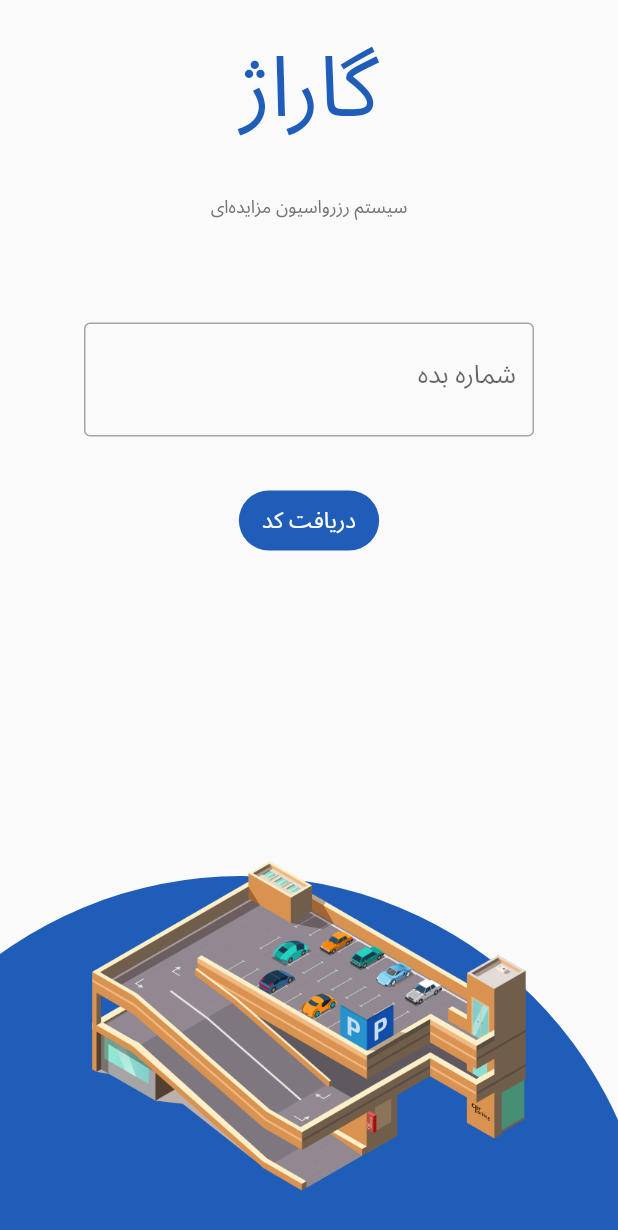
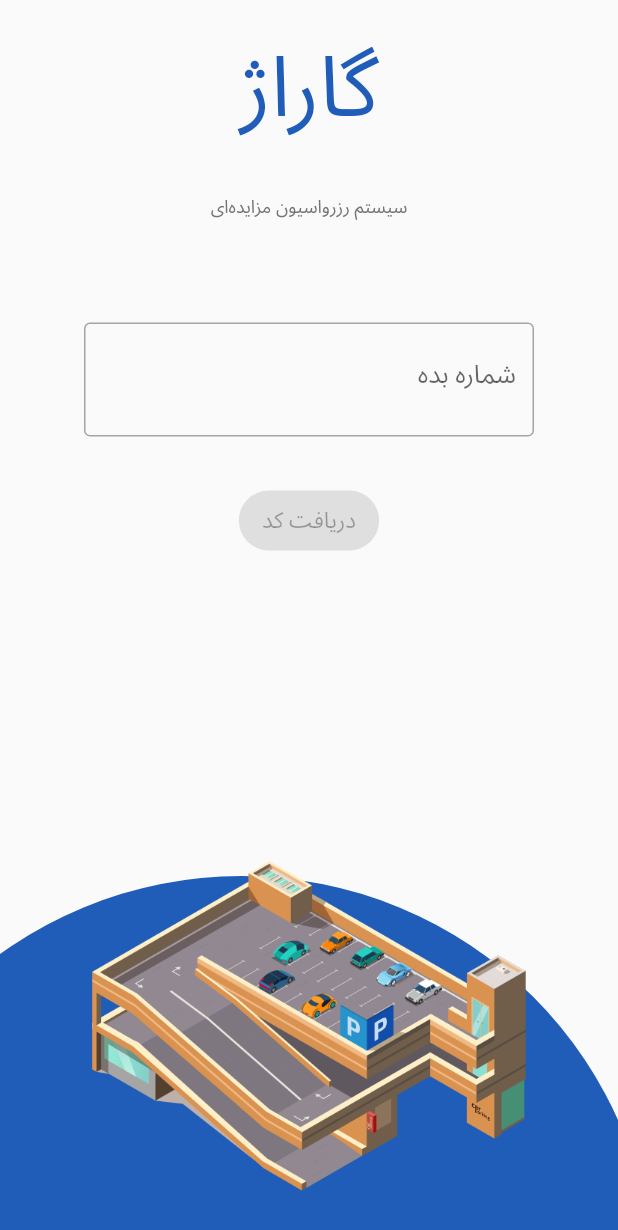
Before and after one commit to heftekharm/garage-hackton-mobile, a Flutter app: the screen it shows after launch, on a phone screen of 412 x 824 dp. Shown: the top 1230 px of the screen. Run offline on Flutter 3.47's test engine with Material 2 defaults, Android fonts, the phone set to English and light mode, and no system bars; our stand-ins replace bloc, flutter_bloc, google_fonts.

Commit message:
implement login bloc

```diff
--- /dev/null
+++ b/lib/login/login_bloc.dart
@@ -0,0 +1,68 @@
+import 'package:bloc/bloc.dart';
+
+enum SubmitStatus { notReady, ready, progress }
+
+class LoginBloc extends Bloc<LoginEvent, LoginState> {
+  LoginBloc() : super(LoginState()) {
+    on<LoginPhonenumberChanged>(_onLoginPhoneNumberChanged);
+    on<LoginPhonenumberSubmited>(_onLoginPhoneNumberSubmitted);
+  }
+
+  String _phoneNumber = "";
+
+  _onLoginPhoneNumberChanged(LoginPhonenumberChanged event, Emitter<LoginState> emit) {
+    if (event.phoneNumber.length == 8) {
+      _phoneNumber = event.phoneNumber;
+      emit(state.copyWith(submitStatus: SubmitStatus.ready));
+    } else {
+      emit(state.copyWith(submitStatus: SubmitStatus.notReady));
+    }
+  }
+
+  _onLoginPhoneNumberSubmitted(LoginPhonenumberSubmited event, Emitter<LoginState> emit) {
+    if (_phoneNumber.startsWith("1")) {
+      emit(state.copyWith(errorMessage: "شماره اشتباهه"));
+    } else {
+      emit(state.copyWith(errorMessage: null));
+    }
+  }
+}
+
+//states
+class LoginState {
+  SubmitStatus submitStatus;
+  String? errorMessage;
+  bool isLogined;
+
+  LoginState({this.submitStatus = SubmitStatus.notReady, this.isLogined = false, this.errorMessage});
+
+  LoginState copyWith({
+    SubmitStatus? submitStatus,
+    String? errorMessage,
+  }) {
+    return LoginState(
+      submitStatus: submitStatus ?? this.submitStatus,
+      errorMessage: errorMessage ?? this.errorMessage,
+    );
+  }
+}
+
+//events
+
+abstract class LoginEvent {
+  const LoginEvent();
+}
+
+class LoginPhonenumberChanged extends LoginEvent {
+  final String phoneNumber;
+  const LoginPhonenumberChanged(this.phoneNumber);
+}
+
+class LoginOPTChanged extends LoginEvent {
+  final String otp;
+  const LoginOPTChanged(this.otp);
+}
+
+class LoginPhonenumberSubmited extends LoginEvent {
+  const LoginPhonenumberSubmited();
+}
--- a/lib/login/login_page.dart
+++ b/lib/login/login_page.dart
@@ -1,46 +1,72 @@
 import 'package:flutter/material.dart';
+import 'package:flutter/services.dart';
+import 'package:garage/login/login_bloc.dart';
 import 'package:garage/login/widgets/circle.dart';
+import 'package:flutter_bloc/flutter_bloc.dart';
+import 'package:garage/login/widgets/submit_button.dart';
 
 class LoginPage extends StatelessWidget {
   const LoginPage({super.key});
 
   @override
   Widget build(BuildContext context) {
-    return Scaffold(
+    return BlocProvider(
+      create: (context) => LoginBloc(),
+      child: Scaffold(
         body: Center(
           child: Column(
             mainAxisSize: MainAxisSize.max,
             crossAxisAlignment: CrossAxisAlignment.center,
             children: [
-            Text(
-              'گاراژ',
-              style: Theme.of(context).textTheme.displayMedium,
+              Text('گاراژ', style: Theme.of(context).textTheme.displayMedium),
+              const SizedBox(height: 8),
+              Text('سیستم رزرواسیون مزایده‌ای', style: Theme.of(context).textTheme.labelMedium),
+              const SizedBox(height: 64),
+              inputField(),
+              const SizedBox(height: 32),
+              submitButton(),
+              const Spacer(),
+              bottomBgWidget()
+            ],
           ),
-            const SizedBox(height: 8),
-            Text(
-              'سیستم رزرواسیون مزایده‌ای',
-              style: Theme.of(context).textTheme.labelMedium,
         ),
-            const SizedBox(height: 64),
-            const SizedBox(
+      ),
+    );
+  }
+
+  Widget inputField() {
+    return BlocBuilder<LoginBloc, LoginState>(
+      builder: (context, state) {
+        return SizedBox(
           width: 300,
           child: TextField(
-                  textAlign: TextAlign.center,
+            inputFormatters: [FilteringTextInputFormatter.digitsOnly, LengthLimitingTextInputFormatter(8)],
+            textAlign: TextAlign.left,
+            onChanged: (value) => context.read<LoginBloc>().add(LoginPhonenumberChanged(value)),
             decoration: InputDecoration(
+                errorText: state.errorMessage,
                 floatingLabelAlignment: FloatingLabelAlignment.start,
                 labelText: "شماره بده",
-                    border: OutlineInputBorder(),
+                border: const OutlineInputBorder(),
+                suffixText: "091"),
           ),
-                )),
-            const SizedBox(height: 32),
-            FilledButton(
-                onPressed: () {},
-                child: const Text(
-                  "دریافت کد",
-                  style: TextStyle(fontWeight: FontWeight.w100),
-                )),
-            const Spacer(),
-            SizedBox(
+        );
+      },
+    );
+  }
+
+  Widget submitButton() {
+    return BlocBuilder<LoginBloc, LoginState>(
+      builder: (context, state) {
+        return SubmitButton("دریافت کد", state.submitStatus, () {
+          context.read<LoginBloc>().add(LoginPhonenumberSubmited());
+        });
+      },
+    );
+  }
+
+  SizedBox bottomBgWidget() {
+    return SizedBox(
       height: 250,
       child: Stack(
         children: [
@@ -59,10 +85,6 @@ class LoginPage extends StatelessWidget {
           )
         ],
       ),
-            )
-          ],
-        ),
-      ),
     );
   }
 }
--- /dev/null
+++ b/lib/login/widgets/submit_button.dart
@@ -0,0 +1,27 @@
+import 'package:flutter/material.dart';
+import 'package:garage/login/login_bloc.dart';
+
+class SubmitButton extends StatelessWidget {
+  final String text;
+  final SubmitStatus status;
+  final VoidCallback onSubmit;
+
+  const SubmitButton(this.text, this.status, this.onSubmit, {Key? key}) : super(key: key);
+
+  @override
+  Widget build(BuildContext context) {
+    return FilledButton(
+      onPressed: status == SubmitStatus.notReady
+          ? null
+          : () {
+              if (status == SubmitStatus.ready) {
+                onSubmit();
+              }
+            },
+      child: Text(
+        text,
+        style: const TextStyle(fontWeight: FontWeight.w100),
+      ),
+    );
+  }
+}
--- a/lib/main.dart
+++ b/lib/main.dart
@@ -28,7 +28,7 @@ class MainApp extends StatelessWidget {
 
 class AppColors {
   Color get primaryColor => const Color(0xff205db9);
-  Color get errorColor => const Color(0xff205db9);
+  Color get errorColor => const Color(0xffBA1A1A);
   Color get onOtherColor => Colors.white;
   Color get backgroundColor => Colors.white;
   Color get onBackgroundColor => const Color(0xff1B1B1F);
@@ -50,10 +50,8 @@ class AppColors {
         onSurface: onBackgroundColor,
       ),
       textTheme: notoSansTextTheme.copyWith(
-        displayMedium:
-            notoSansTextTheme.displayMedium?.copyWith(color: primaryColor),
-        labelMedium: notoSansTextTheme.labelMedium
-            ?.copyWith(color: const Color(0xff747474)),
+        displayMedium: notoSansTextTheme.displayMedium?.copyWith(color: primaryColor),
+        labelMedium: notoSansTextTheme.labelMedium?.copyWith(color: const Color(0xff747474)),
       ),
     );
   }
--- a/pubspec.yaml
+++ b/pubspec.yaml
@@ -9,6 +9,7 @@ environment:
 dependencies:
   flutter:
     sdk: flutter
+  flutter_bloc: ^8.1.2
   flutter_localizations:
     sdk: flutter
   google_fonts: ^4.0.3
```
Also changed, not shown: pubspec.lock, 1 other file. Lines whose indentation alone changed are shown as unchanged.
